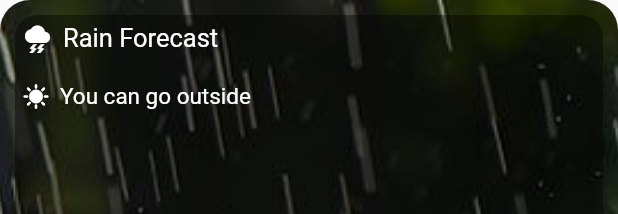
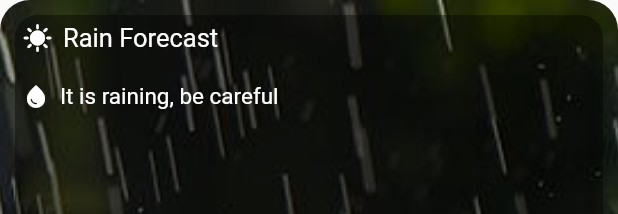
Before and after one commit to Oscar6647/SpaceApps-2022-Ometeotl, a Flutter app: the RainBoxCard widget shown alone on an empty page, opened directly, on a phone screen of 412 x 824 dp. Shown: the top 214 px of the screen. Run offline on Flutter 3.47's test engine with Material 2 defaults, Android fonts, the phone set to English and light mode, and no system bars; our stand-ins replace flutter_map, google_fonts, latlong2, location.

Commit message:
Added information

```diff
--- a/lib/screens/infohub_screen.dart
+++ b/lib/screens/infohub_screen.dart
@@ -117,10 +117,10 @@ class InfoHub extends StatelessWidget {
                                       crossAxisSpacing: 10,
                                       mainAxisSpacing: 10,
                                     ),
-                                    children: [
+                                    children:  [
                                       RainBoxCard(
                                         text: "Rain Forecast",
-                                        icon: Icons.thunderstorm,
+                                        // icon: Icons.thunderstorm,
                                         image: "assets/water.jpg",
                                       ),
                                       PollutionBoxCard(
--- a/lib/widget/infocards/rainboxcard.dart
+++ b/lib/widget/infocards/rainboxcard.dart
@@ -2,42 +2,62 @@ import 'dart:math';
 
 import 'package:flutter/material.dart';
 
-class RainBoxCard extends StatelessWidget {
+class RainBoxCard extends StatefulWidget {
   final String text;
   final String image;
-  final IconData icon;
 
   RainBoxCard({
     super.key,
     required this.text,
     required this.image,
-    required this.icon,
   });
 
-  /* late IconData icon;
-  String rainTextDescription = "";
+  @override
+  State<RainBoxCard> createState() => _RainBoxCardState();
+}
 
-  String filterRain(number) {
+class _RainBoxCardState extends State<RainBoxCard> {
+  late IconData icon;
 
-    int number = 0 + Random().nextInt(0 - 2);
+  late int number;
+
+  String filterRain() {
+    String rainTextDescription = "";
 
     if (number == 0) {
-      rainTextDescription == "It is sunny outside";
-      icon = const Icon(Icons.sunny) as IconData;
-      return rainTextDescription;
+      print("Selected 0");
+      setState(() {
+        rainTextDescription = "It is sunny outside";
+        icon = Icons.sunny;
+      });
+      rainTextDescription;
     } else if (number == 1) {
-      rainTextDescription == "It is raining, be careful";
-      icon = const Icon(Icons.water_drop) as IconData;
-      return rainTextDescription;
+      print("Selected 1");
+      setState(() {
+        rainTextDescription = "It is raining, be careful";
+        icon = Icons.water_drop;
+      });
+      rainTextDescription;
     } else if (number == 2) {
-      rainTextDescription == "There is a big storm, don't go outside";
-      icon = const Icon(Icons.storm) as IconData;
+      print("Selected 2");
+      setState(() {
+        rainTextDescription = "There is a big storm, don't go outside";
+        icon = Icons.storm;
+      });
+      rainTextDescription;
+    }
+    print(rainTextDescription);
+    return rainTextDescription;
+  }
 
-      return rainTextDescription;
-    }
-    return "";
+  @override
+  void initState() {
+    super.initState();
+    number = Random().nextInt(3 - 0);
+
+    filterRain();
   }
- */
+
   @override
   Widget build(BuildContext context) {
     return Container(
@@ -59,7 +79,7 @@ class RainBoxCard extends StatelessWidget {
             Colors.black.withOpacity(0.35),
             BlendMode.multiply,
           ),
-          image: AssetImage(image),
+          image: AssetImage(widget.image),
           fit: BoxFit.cover,
         ),
       ),
@@ -74,11 +94,11 @@ class RainBoxCard extends StatelessWidget {
           children: [
             Row(
               children: [
-                Icon(icon, color: Colors.white, size: 20),
+                const Icon(Icons.sunny, color: Colors.white, size: 20),
                 const SizedBox(width: 7),
                 Flexible(
                   child: Text(
-                    text,
+                    widget.text,
                     overflow: TextOverflow.visible,
                     style: const TextStyle(
                       color: Colors.white,
@@ -93,8 +113,8 @@ class RainBoxCard extends StatelessWidget {
             ),
             Row(
               children: [
-                const Icon(
-                  Icons.sunny,
+                Icon(
+                  icon,
                   color: Colors.white,
                   size: 18,
                 ),
@@ -103,7 +123,7 @@ class RainBoxCard extends StatelessWidget {
                 ),
                 Flexible(
                   child: Text(
-                    "You can go outside",
+                    filterRain(),
                     overflow: TextOverflow.visible,
                     style: const TextStyle(
                       color: Colors.white,
```
